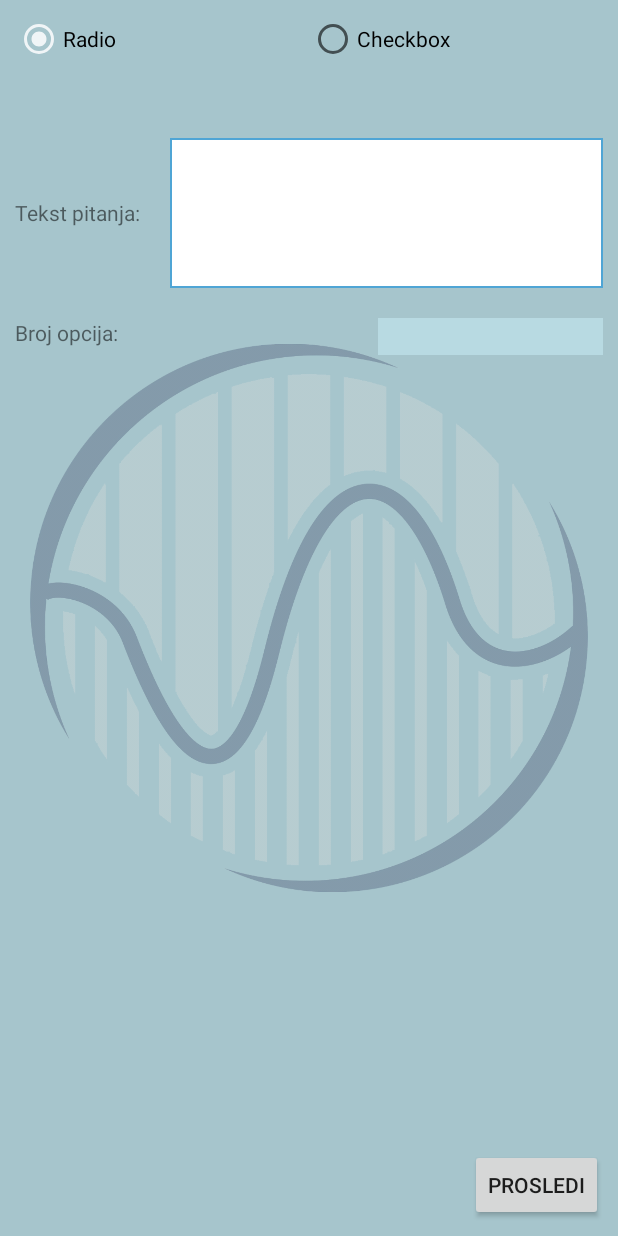
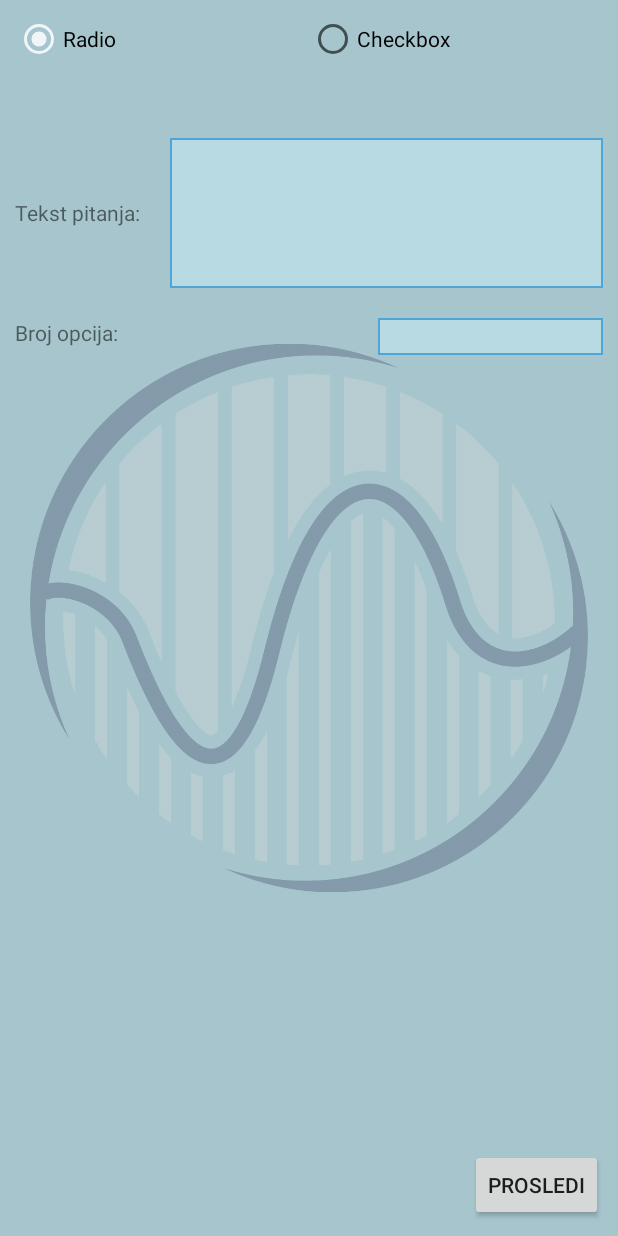
Before and after one commit to ServesYouRice/NRT4912, an Android app: the AddQuestionActivity screen opened directly, with no data from a screen before it, on a phone screen of 412 x 824 dp. Run offline under Robolectric (Android 15) with nearby library versions, the phone set to English and light mode, and no system bars.

Commit message:
Sve -statistics.xml

```diff
--- a/app/src/main/java/com/viktorrahmanovic/nrt4912/CheckboxQuestion.java
+++ b/app/src/main/java/com/viktorrahmanovic/nrt4912/CheckboxQuestion.java
@@ -2,10 +2,6 @@ package com.viktorrahmanovic.nrt4912;
 
 import java.lang.reflect.Array;
 import java.util.Objects;
-
-/**
- * Created by aca on 21/10/17.
- */
 
 public class CheckboxQuestion extends Question {
 
--- a/app/src/main/java/com/viktorrahmanovic/nrt4912/Question.java
+++ b/app/src/main/java/com/viktorrahmanovic/nrt4912/Question.java
@@ -1,8 +1,4 @@
 package com.viktorrahmanovic.nrt4912;
-
-/**
- * Created by aca on 21/10/17.
- */
 
 public abstract class Question {
 
--- a/app/src/main/java/com/viktorrahmanovic/nrt4912/RadioQuestion.java
+++ b/app/src/main/java/com/viktorrahmanovic/nrt4912/RadioQuestion.java
@@ -2,9 +2,6 @@ package com.viktorrahmanovic.nrt4912;
 
 import java.util.Objects;
 
-/**
- * Created by aca on 21/10/17.
- */
 
 public class RadioQuestion extends Question  {
 
--- a/app/src/main/java/com/viktorrahmanovic/nrt4912/TextQuestion.java
+++ b/app/src/main/java/com/viktorrahmanovic/nrt4912/TextQuestion.java
@@ -1,8 +1,5 @@
 package com.viktorrahmanovic.nrt4912;
 
-/**
- * Created by aca on 21/10/17.
- */
 
 public class TextQuestion extends Question {
 
--- a/app/src/main/res/drawable/borders.xml
+++ b/app/src/main/res/drawable/borders.xml
@@ -1,5 +1,5 @@
 <?xml version="1.0" encoding="utf-8"?>
 <shape xmlns:android="http://schemas.android.com/apk/res/android" android:shape="rectangle" >
-    <solid android:color="@android:color/white" />
+    <solid android:color="@color/edittextbg" />
     <stroke android:width="1dip" android:color="#4fa5d5"/>
 </shape>
--- a/app/src/main/res/layout/activity_add_question.xml
+++ b/app/src/main/res/layout/activity_add_question.xml
@@ -152,7 +152,7 @@
                 android:layout_alignParentRight="true"
                 android:layout_below="@id/rlInputWrapperRadio"
                 android:layout_marginTop="20dp"
-                android:background="@color/edittextbg"
+                android:background="@drawable/borders"
                 android:imeOptions="actionNext"
                 android:inputType="number"
                 android:maxLength="1"
@@ -206,7 +206,7 @@
                     android:layout_height="100dp"
                     android:layout_marginLeft="20dp"
                     android:layout_toRightOf="@+id/tvTekstPitanjaCheckbox"
-                    android:background="@color/edittextbg"
+                    android:background="@drawable/borders"
                     android:gravity="top"
                     android:imeOptions="actionNext"
                     android:inputType="textMultiLine"
@@ -229,7 +229,7 @@
                 android:layout_alignParentRight="true"
                 android:layout_below="@id/rlInputWrapperCheckbox"
                 android:layout_marginTop="20dp"
-                android:background="@color/edittextbg"
+                android:background="@drawable/borders"
                 android:imeOptions="actionNext"
                 android:inputType="number"
                 android:maxLength="1"
--- a/app/src/main/res/layout/activity_answer_question.xml
+++ b/app/src/main/res/layout/activity_answer_question.xml
@@ -39,7 +39,10 @@
         android:layout_alignParentBottom="true"
         android:layout_alignParentEnd="true"
         android:id="@+id/btnNext"
-        android:onClick="nextQuestionClicked"/>
+        android:onClick="nextQuestionClicked"
+        android:layout_marginRight="10dp"
+        android:layout_marginBottom="10dp"
+        />
 
 
 </RelativeLayout>
```
Also changed, not shown: 1 other file.
